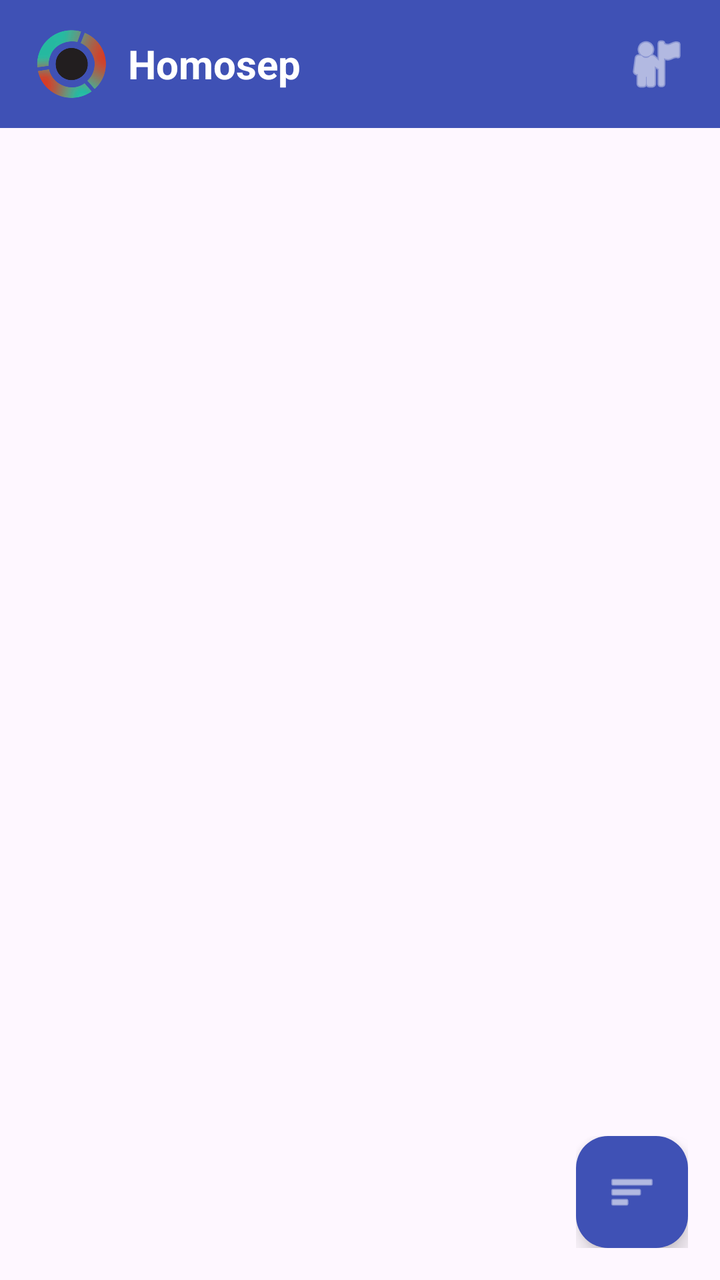
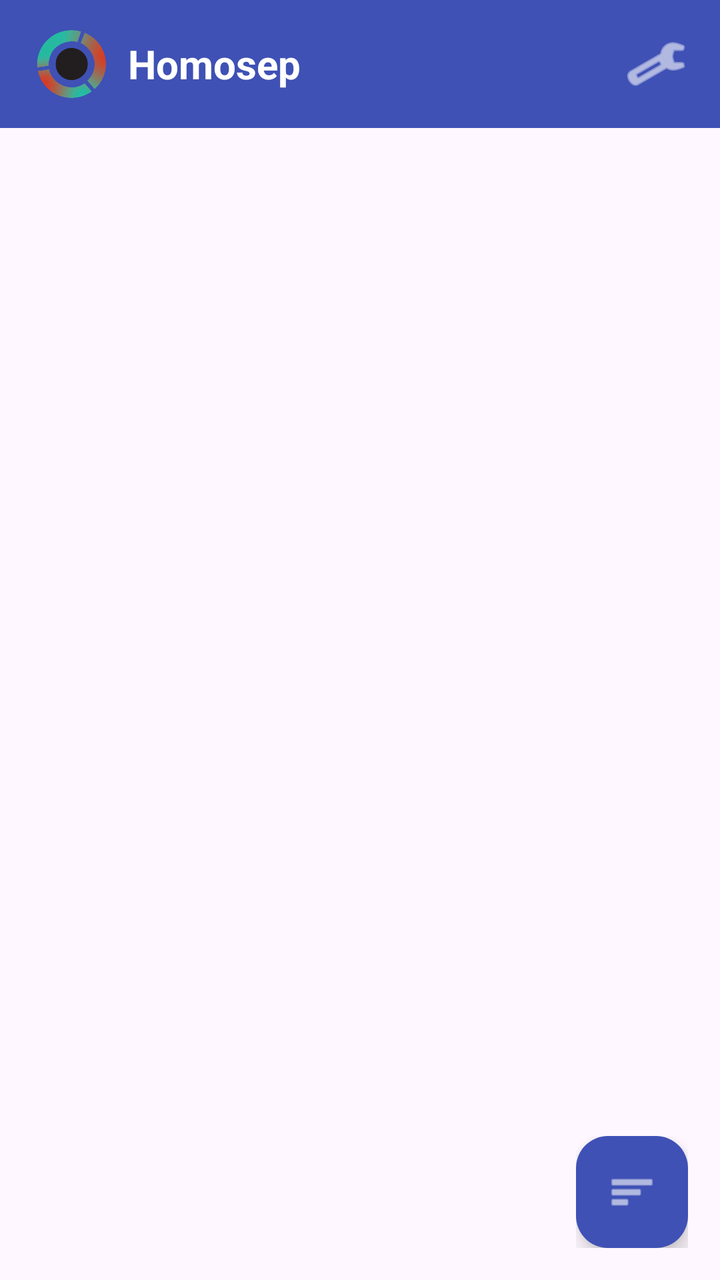

The first picture is an Android layout as it rendered before a commit; the second is the same layout after the commit. The layout source and the unified diff follow.
<!-- AndroidManifest.xml: application theme Theme.Homosep -->
<!-- res/layout/activity_main.xml -->
<?xml version="1.0" encoding="utf-8"?>
<androidx.coordinatorlayout.widget.CoordinatorLayout
    xmlns:android="http://schemas.android.com/apk/res/android"
    xmlns:app="http://schemas.android.com/apk/res-auto"
    android:layout_width="match_parent"
    android:layout_height="match_parent">

    <com.google.android.material.appbar.AppBarLayout
        android:id="@+id/appBarLayout"
        android:layout_width="match_parent"
        android:layout_height="wrap_content">

        <com.google.android.material.appbar.MaterialToolbar
            android:id="@+id/topAppBar"
            android:layout_width="match_parent"
            android:layout_height="?attr/actionBarSize"
            android:background="?attr/colorPrimary"
            app:title=""
            android:paddingStart="0dp"
            app:contentInsetStart="0dp"
            app:contentInsetLeft="0dp"
            app:contentInsetStartWithNavigation="0dp">

            
            <LinearLayout
                android:layout_width="wrap_content"
                android:layout_height="wrap_content"
                android:orientation="horizontal"
                android:gravity="center_vertical"
                android:layout_gravity="start"
                android:layout_marginStart="16dp">

                <ImageView
                    android:layout_width="40dp"
                    android:layout_height="40dp"
                    android:src="@drawable/solinas_logo"
                    android:scaleType="fitCenter"
                    android:layout_marginStart="0dp"
                    android:layout_marginEnd="8dp"
                    android:contentDescription="App Logo"/>

                <TextView
                    android:layout_width="wrap_content"
                    android:layout_height="wrap_content"
                    android:text="@string/app_name"
                    android:textColor="?attr/colorOnPrimary"
                    android:textSize="20sp"
                    android:textStyle="bold"/>

            </LinearLayout>

            <ImageButton
                android:id="@+id/accountButton"
                android:layout_width="48dp"
                android:layout_height="48dp"
                android:layout_gravity="end"
                android:layout_marginEnd="8dp"
                android:background="?attr/selectableItemBackgroundBorderless"
                android:src="@android:drawable/ic_menu_myplaces"
                app:tint="?attr/colorOnPrimary"
                android:contentDescription="Account Profile"/>

        </com.google.android.material.appbar.MaterialToolbar>
    </com.google.android.material.appbar.AppBarLayout>

    
    <FrameLayout
        android:id="@+id/fragment_container"
        android:layout_width="match_parent"
        android:layout_height="match_parent"
        app:layout_behavior="@string/appbar_scrolling_view_behavior" />

    <LinearLayout
        android:layout_width="wrap_content"
        android:layout_height="wrap_content"
        android:layout_gravity="bottom|end"
        android:layout_margin="16dp"
        android:orientation="vertical"
        android:gravity="center_horizontal">

        <LinearLayout
            android:id="@+id/fabMenuContainer"
            android:layout_width="wrap_content"
            android:layout_height="wrap_content"
            android:orientation="vertical"
            android:gravity="center_horizontal"
            android:visibility="gone">

            <com.google.android.material.floatingactionbutton.FloatingActionButton
                android:id="@+id/fabAbout"
                android:layout_width="wrap_content"
                android:layout_height="wrap_content"
                android:layout_marginBottom="12dp"
                android:contentDescription="About"
                app:fabSize="mini"
                app:srcCompat="@android:drawable/ic_menu_info_details"
                app:tint="?attr/colorOnPrimary"
                app:backgroundTint="?attr/colorPrimary"/>

            <com.google.android.material.floatingactionbutton.FloatingActionButton
                android:id="@+id/fabRtsp"
                android:layout_width="wrap_content"
                android:layout_height="wrap_content"
                android:layout_marginBottom="12dp"
                android:contentDescription="RTSP Streams"
                app:fabSize="mini"
                app:srcCompat="@android:drawable/ic_media_play"
                app:tint="?attr/colorOnPrimary"
                app:backgroundTint="?attr/colorPrimary"/>

            <com.google.android.material.floatingactionbutton.FloatingActionButton
                android:id="@+id/fabDevices"
                android:layout_width="wrap_content"
                android:layout_height="wrap_content"
                android:layout_marginBottom="12dp"
                android:contentDescription="Devices"
                app:fabSize="mini"
                app:srcCompat="@android:drawable/ic_menu_today"
                app:tint="?attr/colorOnPrimary"
                app:backgroundTint="?attr/colorPrimary"/>

            <com.google.android.material.floatingactionbutton.FloatingActionButton
                android:id="@+id/fabDashboard"
                android:layout_width="wrap_content"
                android:layout_height="wrap_content"
                android:layout_marginBottom="12dp"
                android:contentDescription="Dashboard"
                app:fabSize="mini"
                app:srcCompat="@android:drawable/ic_menu_compass"
                app:tint="?attr/colorOnPrimary"
                app:backgroundTint="?attr/colorPrimary"/>

            <com.google.android.material.floatingactionbutton.FloatingActionButton
                android:id="@+id/fabHome"
                android:layout_width="wrap_content"
                android:layout_height="wrap_content"
                android:layout_marginBottom="16dp"
                android:contentDescription="Home"
                app:fabSize="mini"
                app:srcCompat="@android:drawable/ic_menu_mylocation"
                app:tint="?attr/colorOnPrimary"
                app:backgroundTint="?attr/colorPrimary"/>
        </LinearLayout>

        <com.google.android.material.floatingactionbutton.FloatingActionButton
            android:id="@+id/navFab"
            android:layout_width="wrap_content"
            android:layout_height="wrap_content"
            android:contentDescription="Navigation Menu"
            app:srcCompat="@android:drawable/ic_menu_sort_by_size"
            app:tint="?attr/colorOnPrimary"
            app:backgroundTint="?attr/colorPrimary"/>
    </LinearLayout>

</androidx.coordinatorlayout.widget.CoordinatorLayout>
<!-- resources referenced by this layout -->
<resources>
  <!-- drawable solinas_logo: png bitmap (drawable, 71483 bytes) -->
  <string name="app_name">Homosep</string>
  <style name="Theme.Homosep" parent="Theme.Material3.DayNight.NoActionBar">
          <item name="colorPrimary">@color/md_theme_primary</item>
          <item name="colorOnPrimary">@color/md_theme_onPrimary</item>
          <item name="colorPrimaryContainer">@color/md_theme_primaryContainer</item>
          <item name="colorOnPrimaryContainer">@color/md_theme_onPrimaryContainer</item>
          <item name="colorSecondary">@color/md_theme_secondary</item>
          <item name="colorOnSecondary">@color/md_theme_onSecondary</item>
          <item name="colorSecondaryContainer">@color/md_theme_secondaryContainer</item>
          <item name="colorOnSecondaryContainer">@color/md_theme_onSecondaryContainer</item>
          <item name="android:statusBarColor">@color/md_theme_primary</item>
      </style>
  <color name="md_theme_primary">#3F51B5</color>
  <color name="md_theme_onPrimary">#FFFFFF</color>
  <color name="md_theme_primaryContainer">#D8E2FF</color>
  <color name="md_theme_onPrimaryContainer">#001A41</color>
  <color name="md_theme_secondary">#5C5D72</color>
  <color name="md_theme_onSecondary">#FFFFFF</color>
  <color name="md_theme_secondaryContainer">#E1E0F9</color>
  <color name="md_theme_onSecondaryContainer">#191A2C</color>
</resources>

<!-- the commit's change to res/layout/activity_main.xml (unified diff, before → after) -->
@@ -56,9 +56,9 @@
                 android:layout_gravity="end"
                 android:layout_marginEnd="8dp"
                 android:background="?attr/selectableItemBackgroundBorderless"
-                android:src="@android:drawable/ic_menu_myplaces"
+                android:src="@android:drawable/ic_menu_preferences"
                 app:tint="?attr/colorOnPrimary"
-                android:contentDescription="Account Profile"/>
+                android:contentDescription="Settings"/>
 
         </com.google.android.material.appbar.MaterialToolbar>
     </com.google.android.material.appbar.AppBarLayout>
@@ -87,17 +87,6 @@
             android:visibility="gone">
 
             <com.google.android.material.floatingactionbutton.FloatingActionButton
-                android:id="@+id/fabAbout"
-                android:layout_width="wrap_content"
-                android:layout_height="wrap_content"
-                android:layout_marginBottom="12dp"
-                android:contentDescription="About"
-                app:fabSize="mini"
-                app:srcCompat="@android:drawable/ic_menu_info_details"
-                app:tint="?attr/colorOnPrimary"
-                app:backgroundTint="?attr/colorPrimary"/>
-
-            <com.google.android.material.floatingactionbutton.FloatingActionButton
                 android:id="@+id/fabRtsp"
                 android:layout_width="wrap_content"
                 android:layout_height="wrap_content"
@@ -105,17 +94,6 @@
                 android:contentDescription="RTSP Streams"
                 app:fabSize="mini"
                 app:srcCompat="@android:drawable/ic_media_play"
-                app:tint="?attr/colorOnPrimary"
-                app:backgroundTint="?attr/colorPrimary"/>
-
-            <com.google.android.material.floatingactionbutton.FloatingActionButton
-                android:id="@+id/fabDevices"
-                android:layout_width="wrap_content"
-                android:layout_height="wrap_content"
-                android:layout_marginBottom="12dp"
-                android:contentDescription="Devices"
-                app:fabSize="mini"
-                app:srcCompat="@android:drawable/ic_menu_today"
                 app:tint="?attr/colorOnPrimary"
                 app:backgroundTint="?attr/colorPrimary"/>
 
